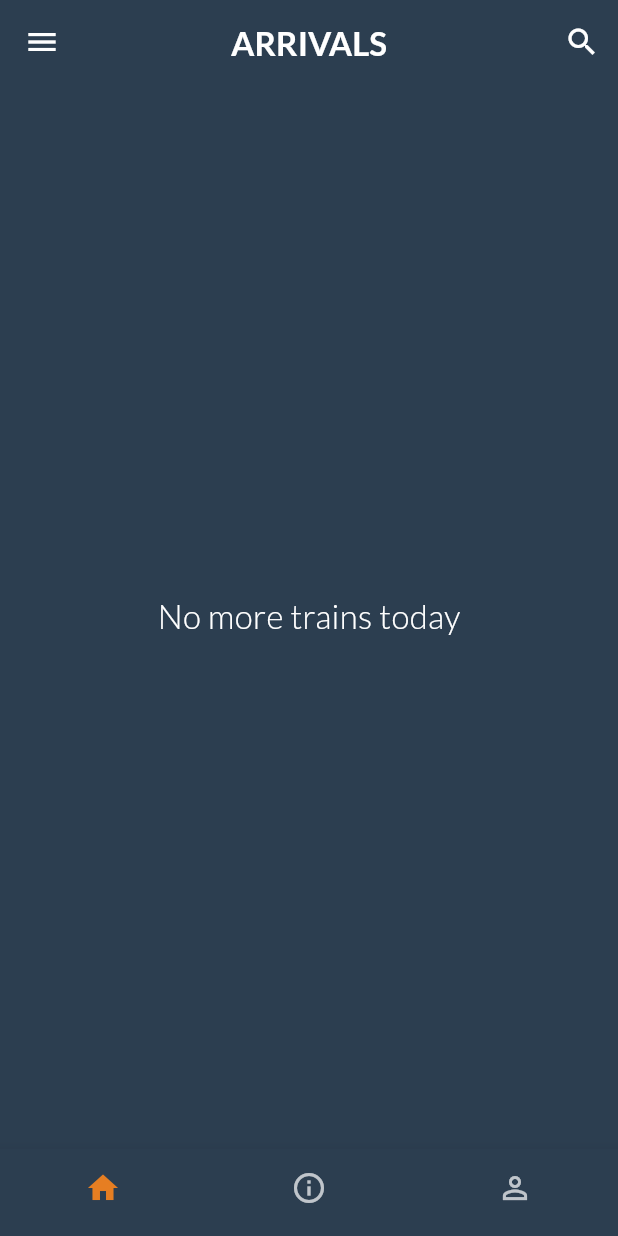
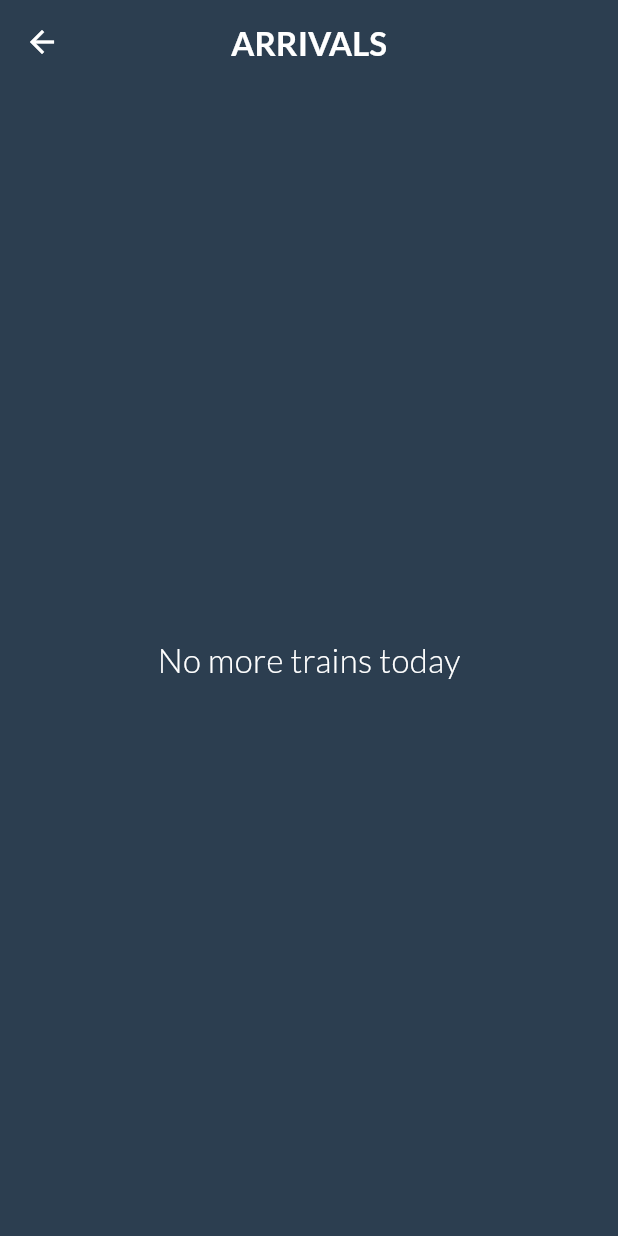
Before and after one commit to hadibtf/TMS, a Flutter app: the TimingWheelScreen screen opened by its route, on a phone screen of 412 x 824 dp. Run offline on Flutter 3.47's test engine with Material 3 defaults, Android fonts, the phone set to English and light mode, and no system bars; our stand-ins replace google_fonts.

Commit message:
Remove unnecessary elements from timing wheel and countdown badge

```diff
--- a/assets/trains_schedule.json
+++ b/assets/trains_schedule.json
@@ -2,7 +2,7 @@
   "routes": {
     "El-Goli-To-Noor": {
       "stations": {
-        "El-Goli": [
+        "El Goli": [
           "05:25",
           "05:40",
           "05:55",
--- a/lib/screens/timing_wheel_screen.dart
+++ b/lib/screens/timing_wheel_screen.dart
@@ -13,21 +13,13 @@ class TimingWheelScreen extends StatelessWidget {
       backgroundColor: AppColors.background,
       appBar: AppBar(
         leading: IconButton(
-          icon: const Icon(Icons.menu),
+          icon: const Icon(Icons.arrow_back),
           onPressed: () {
             // Navigate back to station selection
             Navigator.of(context).pop();
           },
         ),
         title: const Text('ARRIVALS'),
-        actions: [
-          IconButton(
-            icon: const Icon(Icons.search),
-            onPressed: () {
-              // Placeholder for search functionality
-            },
-          ),
-        ],
       ),
       body: Center(
         child: Consumer<ScheduleViewModel>(
@@ -43,26 +35,6 @@ class TimingWheelScreen extends StatelessWidget {
           },
         ),
       ),
-      bottomNavigationBar: BottomNavigationBar(
-        items: const <BottomNavigationBarItem>[
-          BottomNavigationBarItem(
-            icon: Icon(Icons.home),
-            label: 'Home',
-          ),
-          BottomNavigationBarItem(
-            icon: Icon(Icons.info_outline),
-            label: 'Info',
-          ),
-          BottomNavigationBarItem(
-            icon: Icon(Icons.person_outline),
-            label: 'Profile',
-          ),
-        ],
-        currentIndex: 0, // Highlight the Home icon
-        onTap: (index) {
-          // Placeholder for navigation
-        },
-      ),
     );
   }
 }
```
Also changed, not shown: lib/widgets/countdown_badge.dart (+5 -3 lines).
